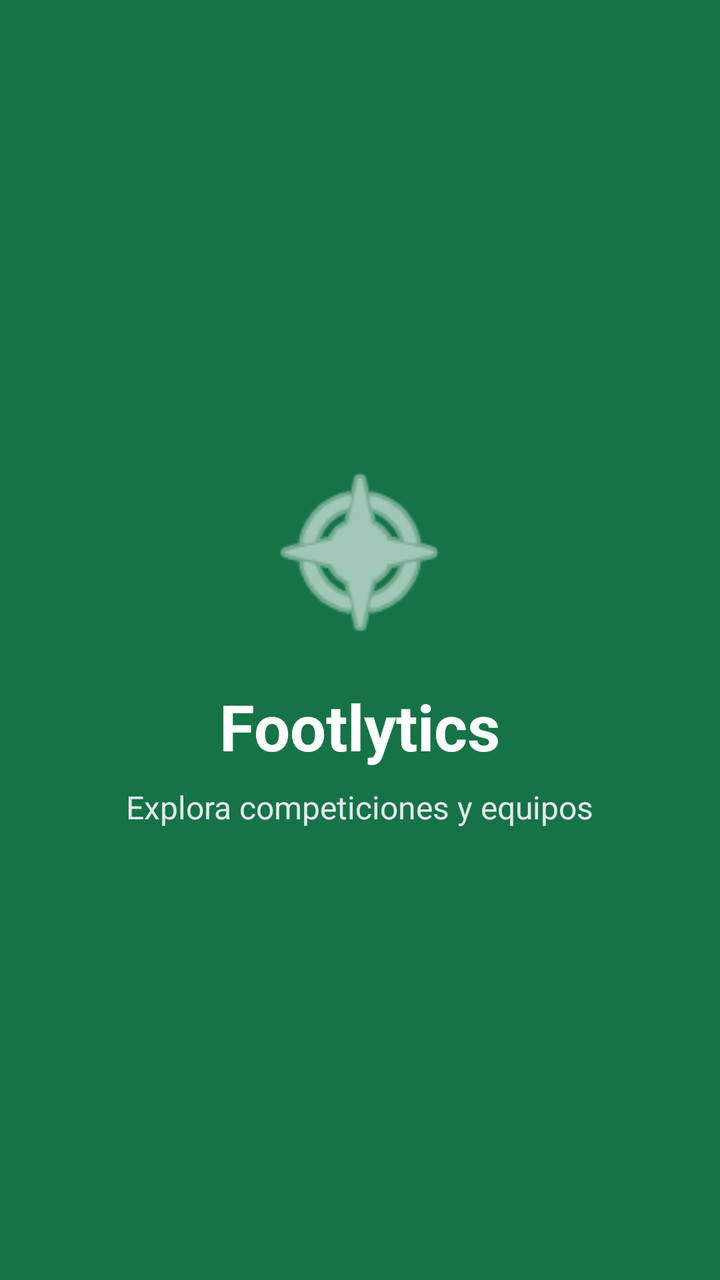
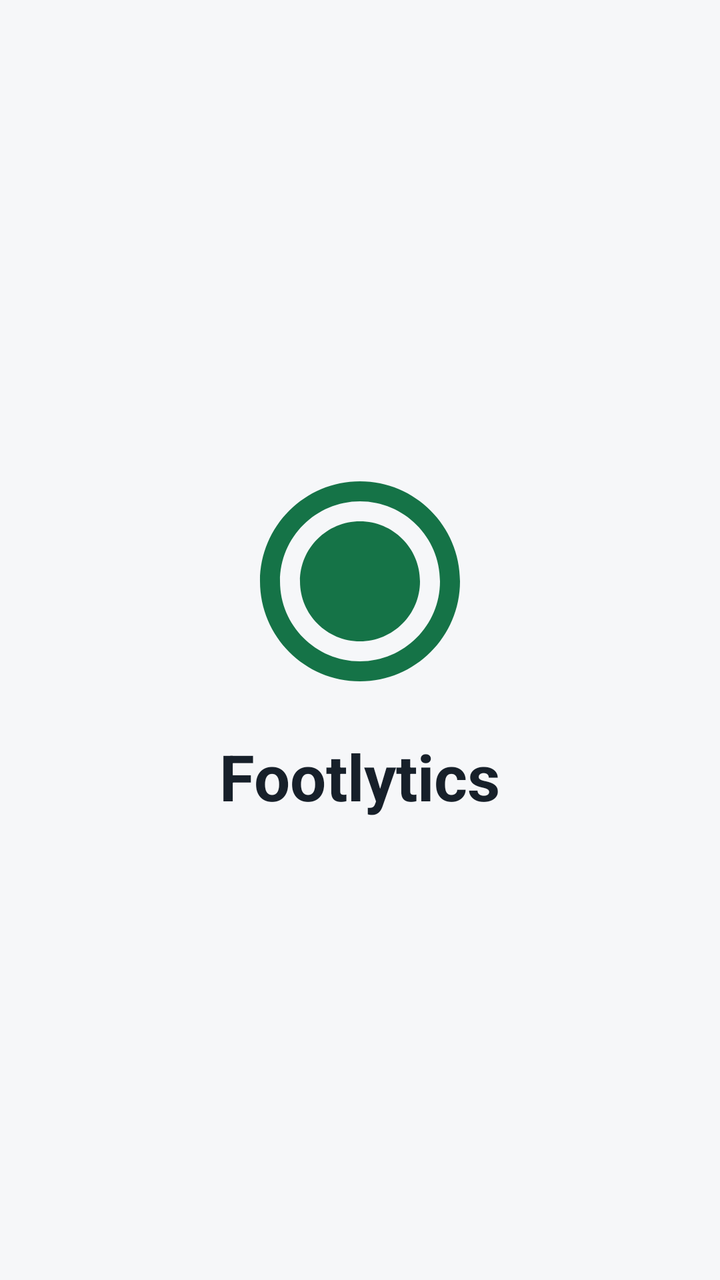

An Android layout rendered at two revisions. The XML below is the earlier revision; the diff shows what the commit changed to produce the second picture.
<!-- AndroidManifest.xml: application theme Theme.FutbolExplorer -->
<!-- res/layout/activity_splash.xml -->
<?xml version="1.0" encoding="utf-8"?>
<androidx.constraintlayout.widget.ConstraintLayout
    xmlns:android="http://schemas.android.com/apk/res/android"
    xmlns:app="http://schemas.android.com/apk/res-auto"
    android:layout_width="match_parent"
    android:layout_height="match_parent"
    android:background="@color/primary">

    <ImageView
        android:id="@+id/ivSplashLogo"
        android:layout_width="100dp"
        android:layout_height="100dp"
        android:src="@android:drawable/ic_menu_compass"
        app:layout_constraintBottom_toTopOf="@id/tvSplashTitle"
        app:layout_constraintEnd_toEndOf="parent"
        app:layout_constraintStart_toStartOf="parent"
        app:layout_constraintTop_toTopOf="parent"
        app:layout_constraintVertical_chainStyle="packed"
        app:tint="@color/surface" />

    <TextView
        android:id="@+id/tvSplashTitle"
        android:layout_width="wrap_content"
        android:layout_height="wrap_content"
        android:layout_marginTop="@dimen/spacing_16"
        android:text="@string/app_name"
        android:textColor="@color/surface"
        android:textSize="@dimen/text_32"
        android:textStyle="bold"
        app:layout_constraintBottom_toTopOf="@id/tvSplashSubtitle"
        app:layout_constraintEnd_toEndOf="parent"
        app:layout_constraintStart_toStartOf="parent"
        app:layout_constraintTop_toBottomOf="@id/ivSplashLogo" />

    <TextView
        android:id="@+id/tvSplashSubtitle"
        android:layout_width="wrap_content"
        android:layout_height="wrap_content"
        android:layout_marginTop="@dimen/spacing_8"
        android:text="@string/splash_subtitle"
        android:textColor="@color/border"
        android:textSize="@dimen/text_16"
        app:layout_constraintBottom_toBottomOf="parent"
        app:layout_constraintEnd_toEndOf="parent"
        app:layout_constraintStart_toStartOf="parent"
        app:layout_constraintTop_toBottomOf="@id/tvSplashTitle" />

</androidx.constraintlayout.widget.ConstraintLayout>
<!-- resources referenced by this layout -->
<resources>
  <color name="border">#E4E7EC</color>
  <color name="primary">#157347</color>
  <color name="surface">#FFFFFF</color>
  <dimen name="spacing_16">16dp</dimen>
  <dimen name="spacing_8">8dp</dimen>
  <dimen name="text_16">16sp</dimen>
  <dimen name="text_32">32sp</dimen>
  <string name="app_name">Footlytics</string>
  <string name="splash_subtitle">Explora competiciones y equipos</string>
  <style name="Theme.FutbolExplorer" parent="Base.Theme.FutbolExplorer" />
  <style name="Base.Theme.FutbolExplorer" parent="Theme.Material3.DayNight.NoActionBar">
          
          
      </style>
</resources>

<!-- the commit's change to res/layout/activity_splash.xml (unified diff, before → after) -->
@@ -4,19 +4,19 @@
     xmlns:app="http://schemas.android.com/apk/res-auto"
     android:layout_width="match_parent"
     android:layout_height="match_parent"
-    android:background="@color/primary">
+    android:background="@color/background">
 
     <ImageView
         android:id="@+id/ivSplashLogo"
-        android:layout_width="100dp"
-        android:layout_height="100dp"
-        android:src="@android:drawable/ic_menu_compass"
+        android:layout_width="120dp"
+        android:layout_height="120dp"
+        android:contentDescription="@string/app_name"
+        android:src="@drawable/ic_logo_placeholder"
         app:layout_constraintBottom_toTopOf="@id/tvSplashTitle"
         app:layout_constraintEnd_toEndOf="parent"
         app:layout_constraintStart_toStartOf="parent"
         app:layout_constraintTop_toTopOf="parent"
-        app:layout_constraintVertical_chainStyle="packed"
-        app:tint="@color/surface" />
+        app:layout_constraintVertical_chainStyle="packed" />
 
     <TextView
         android:id="@+id/tvSplashTitle"
@@ -24,25 +24,12 @@
         android:layout_height="wrap_content"
         android:layout_marginTop="@dimen/spacing_16"
         android:text="@string/app_name"
-        android:textColor="@color/surface"
+        android:textColor="@color/text_primary"
         android:textSize="@dimen/text_32"
         android:textStyle="bold"
-        app:layout_constraintBottom_toTopOf="@id/tvSplashSubtitle"
+        app:layout_constraintBottom_toBottomOf="parent"
         app:layout_constraintEnd_toEndOf="parent"
         app:layout_constraintStart_toStartOf="parent"
         app:layout_constraintTop_toBottomOf="@id/ivSplashLogo" />
 
-    <TextView
-        android:id="@+id/tvSplashSubtitle"
-        android:layout_width="wrap_content"
-        android:layout_height="wrap_content"
-        android:layout_marginTop="@dimen/spacing_8"
-        android:text="@string/splash_subtitle"
-        android:textColor="@color/border"
-        android:textSize="@dimen/text_16"
-        app:layout_constraintBottom_toBottomOf="parent"
-        app:layout_constraintEnd_toEndOf="parent"
-        app:layout_constraintStart_toStartOf="parent"
-        app:layout_constraintTop_toBottomOf="@id/tvSplashTitle" />
-
 </androidx.constraintlayout.widget.ConstraintLayout>
<!-- resource entries referenced after the edit -->
@@ -1,14 +1,21 @@
 <!-- resources referenced by this layout -->
 <resources>
-  <color name="border">#E4E7EC</color>
-  <color name="primary">#157347</color>
-  <color name="surface">#FFFFFF</color>
+  <color name="background">#F6F7F9</color>
+  <color name="text_primary">#17202A</color>
   <dimen name="spacing_16">16dp</dimen>
-  <dimen name="spacing_8">8dp</dimen>
-  <dimen name="text_16">16sp</dimen>
   <dimen name="text_32">32sp</dimen>
+  <!-- drawable ic_logo_placeholder (drawable) -->
+  <?xml version="1.0" encoding="utf-8"?>
+  <vector xmlns:android="http://schemas.android.com/apk/res/android"
+      android:width="100dp"
+      android:height="100dp"
+      android:viewportWidth="24"
+      android:viewportHeight="24">
+      <path
+          android:fillColor="#157347"
+          android:pathData="M12,2C6.48,2 2,6.48 2,12s4.48,10 10,10 10,-4.48 10,-10S17.52,2 12,2zM12,20c-4.41,0 -8,-3.59 -8,-8s3.59,-8 8,-8 8,3.59 8,8 -3.59,8 -8,8zM12,6c-3.31,0 -6,2.69 -6,6s2.69,6 6,6 6,-2.69 6,-6 -2.69,-6 -6,-6z" />
+  </vector>
   <string name="app_name">Footlytics</string>
-  <string name="splash_subtitle">Explora competiciones y equipos</string>
   <style name="Theme.FutbolExplorer" parent="Base.Theme.FutbolExplorer" />
   <style name="Base.Theme.FutbolExplorer" parent="Theme.Material3.DayNight.NoActionBar">
           
